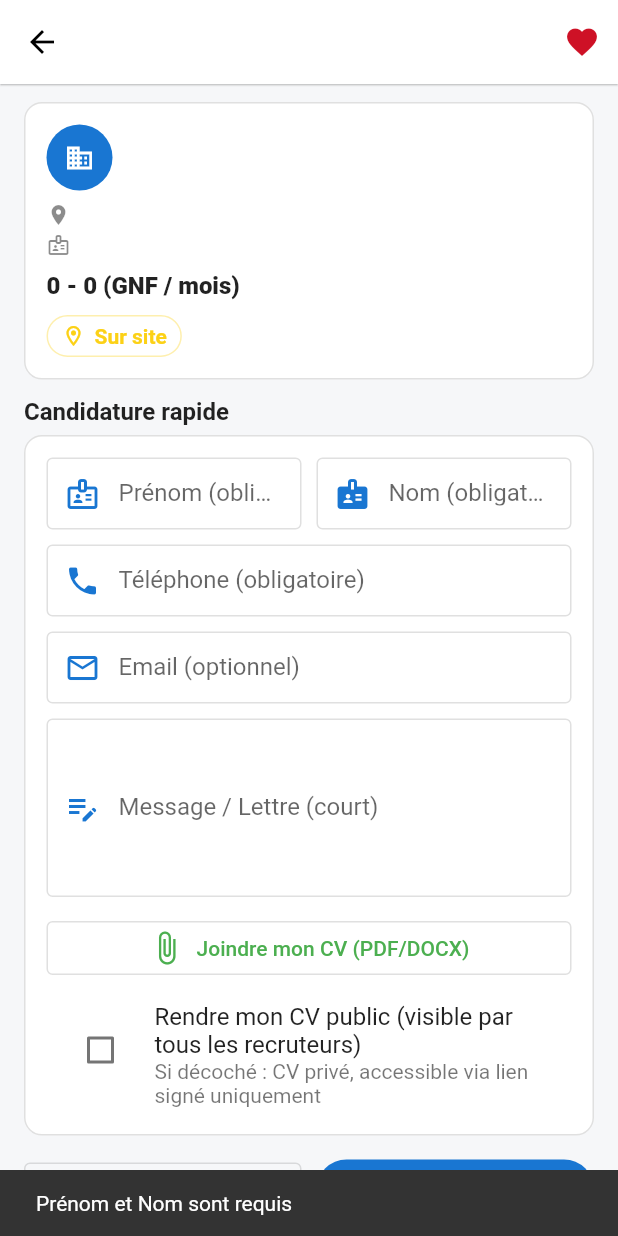
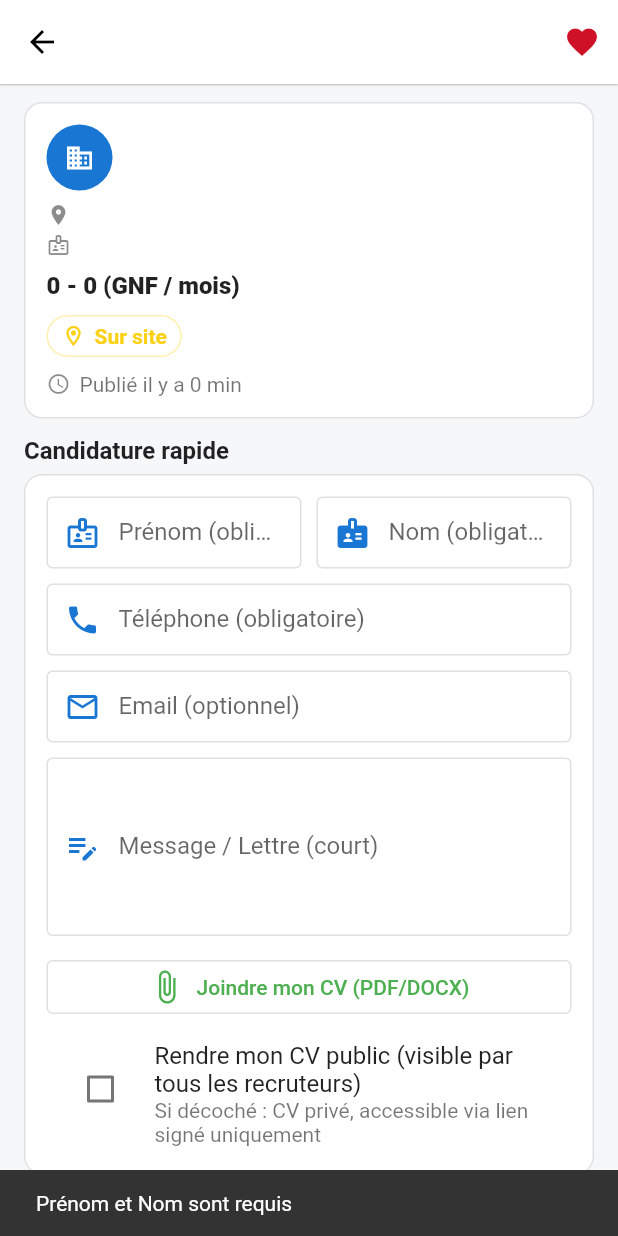
Before and after one commit to camara21/Ma-Guin-e, a Flutter app: the JobDetailPage screen opened directly with empty values, after a tap on "Postuler", on a phone screen of 412 x 824 dp. Run offline on Flutter 3.47's test engine with Material 3 defaults, Android fonts, the phone set to English and light mode, and no system bars; our stand-ins replace country_picker, file_picker, firebase_core, firebase_messaging, flutter_local_notifications, flutter_map and 12 more; missing offline and left inert: mobile_scanner, realtime_client; accounts and stored records are empty; network calls fail; Roboto replaces fonts that are missing (Montserrat).

Commit message:
Mise à jour complète : nouvelles pages, messages, providers et services

```diff
--- a/ma_guinee/lib/pages/jobs/job_detail_page.dart
+++ b/ma_guinee/lib/pages/jobs/job_detail_page.dart
@@ -1,14 +1,14 @@
 // lib/pages/jobs/job_detail_page.dart
 import 'dart:typed_data';
+import 'package:file_picker/file_picker.dart';
 import 'package:flutter/material.dart';
-import 'package:file_picker/file_picker.dart';
 import 'package:supabase_flutter/supabase_flutter.dart';
 import 'package:url_launcher/url_launcher.dart';
 
 import '../../services/jobs_service.dart';
 
 /// ───────────────────────────────────────────────────────────────────
-/// Séparateur milliers avec des points : 1.000 / 25.000 / 1.250.000
+/// 1) Helpers formats
 String _fmtMontant(dynamic v) {
   if (v == null) return '';
   final n = (v is num) ? v : num.tryParse(v.toString());
@@ -23,6 +23,20 @@ String _fmtMontant(dynamic v) {
   }
   return out.toString().split('').reversed.join();
 }
+
+String _relativeFromIso(String? iso) {
+  if (iso == null || iso.isEmpty) return '';
+  try {
+    final d = DateTime.parse(iso).toLocal();
+    final diff = DateTime.now().toLocal().difference(d);
+    if (diff.inMinutes < 60) return 'Publié il y a ${diff.inMinutes} min';
+    if (diff.inHours < 24) return 'Publié il y a ${diff.inHours} h';
+    if (diff.inDays < 7) return 'Publié il y a ${diff.inDays} j';
+    return 'Publié le ${d.day.toString().padLeft(2, '0')}/${d.month.toString().padLeft(2, '0')}/${d.year}';
+  } catch (_) {
+    return '';
+  }
+}
 /// ───────────────────────────────────────────────────────────────────
 
 class JobDetailPage extends StatefulWidget {
@@ -35,19 +49,18 @@ class JobDetailPage extends StatefulWidget {
 
 class _JobDetailPageState extends State<JobDetailPage> {
   // 🎨 Palette
-  static const kBlue   = Color(0xFF1976D2);
-  static const kBg     = Color(0xFFF6F7F9);
-  static const kRed    = Color(0xFFCE1126);
+  static const kBlue = Color(0xFF1976D2);
+  static const kBg = Color(0xFFF6F7F9);
+  static const kRed = Color(0xFFCE1126);
   static const kYellow = Color(0xFFFCD116);
-  static const kGreen  = Color(0xFF009460);
+  static const kGreen = Color(0xFF009460);
 
   final _svc = JobsService();
-  final _sb  = Supabase.instance.client;
+  final _sb = Supabase.instance.client;
 
   Map<String, dynamic>? job;
   Map<String, dynamic>? employer;
   bool _loading = true;
-  bool _posting = false;
 
   // ⭐ Favori
   bool _isFavorite = false;
@@ -55,16 +68,17 @@ class _JobDetailPageState extends State<JobDetailPage> {
 
   // 👤 Infos candidat
   final _firstNameCtrl = TextEditingController();
-  final _lastNameCtrl  = TextEditingController();
-  final _phoneCtrl     = TextEditingController();
-  final _emailCtrl     = TextEditingController();
-  final _letterCtrl    = TextEditingController();
+  final _lastNameCtrl = TextEditingController();
+  final _phoneCtrl = TextEditingController();
+  final _emailCtrl = TextEditingController();
+  final _letterCtrl = TextEditingController();
 
   // 📎 CV (état local)
   String? _cvBucket; // 'cvs' (privé) ou 'cvs_public' (public)
-  String? _cvPath;   // chemin interne 'uid/ts_nom.ext'
-  String? _cvName;   // nom d’origine pour affichage
-  bool _cvPublic = false; // choix de l’utilisateur
+  String? _cvPath; // chemin interne 'uid/ts_nom.ext'
+  String? _cvName; // nom d’origine pour affichage
+  bool _cvPublic = false; // choix utilisateur
+  bool _posting = false;
 
   void _toast(String msg) =>
       ScaffoldMessenger.of(context).showSnackBar(SnackBar(content: Text(msg)));
@@ -100,18 +114,25 @@ class _JobDetailPageState extends State<JobDetailPage> {
         emp = await _svc.employeur(empId.toString());
       }
 
-      final fav = await _svc.sb
-          .from('emplois_enregistres')
-          .select('emploi_id')
-          .eq('emploi_id', widget.jobId)
-          .maybeSingle();
+      bool fav = false;
+      final uid = _sb.auth.currentUser?.id;
+      if (uid != null) {
+        // ✅ table officielle des favoris
+        final f = await _svc.sb
+            .from('emplois_favoris')
+            .select('emploi_id')
+            .eq('utilisateur_id', uid)
+            .eq('emploi_id', widget.jobId)
+            .maybeSingle();
+        fav = f != null;
+      }
 
       if (!mounted) return;
       setState(() {
-        job         = j == null ? null : Map<String, dynamic>.from(j as Map);
-        employer    = emp;
-        _isFavorite = fav != null;
-        _loading    = false;
+        job = j == null ? null : Map<String, dynamic>.from(j as Map);
+        employer = emp;
+        _isFavorite = fav;
+        _loading = false;
       });
     } catch (_) {
       if (!mounted) return;
@@ -120,16 +141,32 @@ class _JobDetailPageState extends State<JobDetailPage> {
     }
   }
 
+  // ✅ Toggle favori directement sur public.emplois_favoris
   Future<void> _toggleFavorite() async {
     if (_togglingFav) return;
+    final uid = _sb.auth.currentUser?.id;
+    if (uid == null) {
+      _toast('Connectez-vous pour gérer vos favoris.');
+      return;
+    }
     setState(() => _togglingFav = true);
     try {
-      await _svc.toggleFavori(widget.jobId, !_isFavorite);
-      if (!mounted) return;
-      setState(() => _isFavorite = !_isFavorite);
-      _toast(_isFavorite ? 'Ajouté aux favoris' : 'Retiré des favoris');
+      if (_isFavorite) {
+        await _sb.from('emplois_favoris').delete().match({
+          'utilisateur_id': uid,
+          'emploi_id': widget.jobId,
+        });
+        if (mounted) setState(() => _isFavorite = false);
+        _toast('Retiré des favoris');
+      } else {
+        await _sb.from('emplois_favoris').insert({
+          'utilisateur_id': uid,
+          'emploi_id': widget.jobId,
+        });
+        if (mounted) setState(() => _isFavorite = true);
+        _toast('Ajouté aux favoris');
+      }
     } catch (e) {
-      if (!mounted) return;
       _toast('Action impossible : $e');
     } finally {
       if (mounted) setState(() => _togglingFav = false);
@@ -141,13 +178,12 @@ class _JobDetailPageState extends State<JobDetailPage> {
       labelText: label,
       prefixIcon: Icon(icon, color: kBlue),
       border: const OutlineInputBorder(),
-      focusedBorder: const OutlineInputBorder(
-        borderSide: BorderSide(color: kBlue, width: 2),
-      ),
-      enabledBorder: const OutlineInputBorder(
-        borderSide: BorderSide(color: Colors.black12),
-      ),
-      contentPadding: const EdgeInsets.symmetric(horizontal: 12, vertical: 12),
+      focusedBorder:
+          const OutlineInputBorder(borderSide: BorderSide(color: kBlue, width: 2)),
+      enabledBorder:
+          const OutlineInputBorder(borderSide: BorderSide(color: Colors.black12)),
+      contentPadding:
+          const EdgeInsets.symmetric(horizontal: 12, vertical: 12),
     );
   }
 
@@ -182,12 +218,11 @@ class _JobDetailPageState extends State<JobDetailPage> {
     try {
       final userId = _sb.auth.currentUser?.id ?? 'anonymous';
       final safeName = _sanitizeFileName(file.name);
-      final path = '$userId/${DateTime.now().millisecondsSinceEpoch}_$safeName';
+      final path =
+          '$userId/${DateTime.now().millisecondsSinceEpoch}_$safeName';
       final targetBucket = _cvPublic ? 'cvs_public' : 'cvs';
 
-      await _sb.storage
-          .from(targetBucket)
-          .uploadBinary(
+      await _sb.storage.from(targetBucket).uploadBinary(
             path,
             bytes,
             fileOptions: FileOptions(
@@ -199,9 +234,9 @@ class _JobDetailPageState extends State<JobDetailPage> {
 
       if (!mounted) return;
       setState(() {
-        _cvName   = file.name;
+        _cvName = file.name;
         _cvBucket = targetBucket;
-        _cvPath   = path;
+        _cvPath = path;
       });
       _toast(_cvPublic ? 'CV public ajouté ✅' : 'CV ajouté (privé) ✅');
     } catch (e) {
@@ -219,7 +254,8 @@ class _JobDetailPageState extends State<JobDetailPage> {
       } else {
         url = await _sb.storage.from('cvs').createSignedUrl(_cvPath!, 300);
       }
-      final ok = await launchUrl(Uri.parse(url), mode: LaunchMode.externalApplication);
+      final ok = await launchUrl(Uri.parse(url),
+          mode: LaunchMode.externalApplication);
       if (!ok) _toast('Impossible d’ouvrir le CV.');
     } catch (_) {
       _toast('Aperçu du CV indisponible.');
@@ -259,9 +295,9 @@ class _JobDetailPageState extends State<JobDetailPage> {
     }
 
     final prenom = _firstNameCtrl.text.trim();
-    final nom    = _lastNameCtrl.text.trim();
-    final phone  = _phoneCtrl.text.trim();
-    final email  = _emailCtrl.text.trim();
+    final nom = _lastNameCtrl.text.trim();
+    final phone = _phoneCtrl.text.trim();
+    final email = _emailCtrl.text.trim();
     final lettre = _letterCtrl.text.trim();
 
     if (prenom.isEmpty || nom.isEmpty) {
@@ -277,7 +313,6 @@ class _JobDetailPageState extends State<JobDetailPage> {
       return;
     }
 
-    // Valeur à stocker en DB : URL publique si bucket public ; sinon PATH privé
     final String cvValue = (_cvBucket == 'cvs_public')
         ? _sb.storage.from('cvs_public').getPublicUrl(_cvPath!)
         : _cvPath!;
@@ -285,15 +320,15 @@ class _JobDetailPageState extends State<JobDetailPage> {
     setState(() => _posting = true);
     try {
       await _svc.sb.from('candidatures').insert({
-        'emploi_id'   : widget.jobId,
-        'candidat'    : user.id,
-        'candidat_id' : user.id,
-        'prenom'      : prenom,
-        'nom'         : nom,
-        'telephone'   : phone,
+        'emploi_id': widget.jobId,
+        'candidat': user.id, // compat historic
+        'candidat_id': user.id,
+        'prenom': prenom,
+        'nom': nom,
+        'telephone': phone,
         if (email.isNotEmpty) 'email': email,
         if (lettre.isNotEmpty) 'lettre': lettre,
-        'cv_url'      : cvValue,
+        'cv_url': cvValue,
         'cv_is_public': _cvBucket == 'cvs_public',
       });
 
@@ -301,12 +336,11 @@ class _JobDetailPageState extends State<JobDetailPage> {
       _toast('Candidature envoyée ✅');
       Navigator.pop(context);
     } catch (e) {
-      // Interception claire si contrainte unique (déjà postulé)
       final msg = e.toString();
       final isUniqueViolation =
           (e is PostgrestException && e.code == '23505') ||
-          msg.contains('23505') ||
-          msg.contains('candidatures_emploi_id_candidat_key');
+              msg.contains('23505') ||
+              msg.contains('candidatures_emploi_id_candidat_key');
 
       if (isUniqueViolation) {
         _toast('Vous avez déjà postulé à cette offre.');
@@ -321,25 +355,31 @@ class _JobDetailPageState extends State<JobDetailPage> {
   @override
   Widget build(BuildContext context) {
     if (_loading) {
-      return const Scaffold(body: Center(child: CircularProgressIndicator()));
+      return const Scaffold(
+          body: Center(child: CircularProgressIndicator()));
     }
     if (job == null) {
       return const Scaffold(body: Center(child: Text('Offre introuvable')));
     }
 
-    final title          = (job!['titre'] ?? 'Offre').toString();
-    final ville          = (job!['ville'] ?? '').toString();
-    final commune        = (job!['commune'] ?? '').toString();
-    final typeContrat    = (job!['type_contrat'] ?? '').toString();
-    final teletravail    = job!['teletravail'] == true;
+    final title = (job!['titre'] ?? 'Offre').toString();
+    final ville = (job!['ville'] ?? '').toString();
+    final commune = (job!['commune'] ?? '').toString();
+    final typeContrat = (job!['type_contrat'] ?? '').toString();
+    final teletravail = job!['teletravail'] == true;
 
-    final salMin         = job!['salaire_min_gnf'];
-    final salMax         = job!['salaire_max_gnf'];
+    final salMin = job!['salaire_min_gnf'];
+    final salMax = job!['salaire_max_gnf'];
     final periodeSalaire = (job!['periode_salaire'] ?? '').toString();
+    final publieAt = (job!['cree_le'] ??
+            job!['created_at'] ??
+            job!['creeLe'] ??
+            job!['createdAt'])
+        ?.toString();
 
-    final description    = (job!['description'] ?? '').toString();
-    final exigences      = (job!['exigences'] ?? '').toString();
-    final avantages      = (job!['avantages'] ?? '').toString();
+    final description = (job!['description'] ?? '').toString();
+    final exigences = (job!['exigences'] ?? '').toString();
+    final avantages = (job!['avantages'] ?? '').toString();
 
     String salaireStr() {
       if (salMin != null) {
@@ -352,7 +392,8 @@ class _JobDetailPageState extends State<JobDetailPage> {
       return 'Salaire : à négocier';
     }
 
-    final logoUrl = (employer?['logo_url'] as String?) ?? (employer?['logo'] as String?);
+    final logoUrl =
+        (employer?['logo_url'] as String?) ?? (employer?['logo'] as String?);
 
     return Scaffold(
       backgroundColor: kBg,
@@ -385,12 +426,14 @@ class _JobDetailPageState extends State<JobDetailPage> {
                   Row(
                     children: [
                       if (logoUrl != null && logoUrl.trim().isNotEmpty)
-                        CircleAvatar(radius: 22, backgroundImage: NetworkImage(logoUrl))
+                        CircleAvatar(
+                            radius: 22, backgroundImage: NetworkImage(logoUrl))
                       else
                         const CircleAvatar(
                           radius: 22,
                           backgroundColor: kBlue,
-                          child: Icon(Icons.business, color: Colors.white, size: 20),
+                          child:
+                              Icon(Icons.business, color: Colors.white, size: 20),
                         ),
                       const SizedBox(width: 12),
                       Expanded(
@@ -398,7 +441,8 @@ class _JobDetailPageState extends State<JobDetailPage> {
                           (employer?['nom'] ?? 'Employeur').toString(),
                           maxLines: 1,
                           overflow: TextOverflow.ellipsis,
-                          style: const TextStyle(fontWeight: FontWeight.w700, fontSize: 16),
+                          style: const TextStyle(
+                              fontWeight: FontWeight.w700, fontSize: 16),
                         ),
                       ),
                     ],
@@ -406,7 +450,7 @@ class _JobDetailPageState extends State<JobDetailPage> {
                   const SizedBox(height: 8),
                   Row(
                     children: [
-                      Icon(Icons.place, size: 16, color: Colors.black45),
+                      const Icon(Icons.place, size: 16, color: Colors.black45),
                       const SizedBox(width: 6),
                       Expanded(
                         child: Text(
@@ -419,7 +463,8 @@ class _JobDetailPageState extends State<JobDetailPage> {
                   const SizedBox(height: 4),
                   Row(
                     children: [
-                      Icon(Icons.badge_outlined, size: 16, color: Colors.black45),
+                      const Icon(Icons.badge_outlined,
+                          size: 16, color: Colors.black45),
                       const SizedBox(width: 6),
                       Text(
                         typeContrat.toUpperCase(),
@@ -430,22 +475,50 @@ class _JobDetailPageState extends State<JobDetailPage> {
                   const SizedBox(height: 10),
                   Text(
                     salaireStr(),
-                    style: const TextStyle(fontSize: 16, fontWeight: FontWeight.w800),
+                    style: const TextStyle(
+                        fontSize: 16, fontWeight: FontWeight.w800),
                   ),
                   const SizedBox(height: 10),
                   Wrap(
-                    spacing: 8, runSpacing: 6,
+                    spacing: 8,
+                    runSpacing: 6,
                     children: [
                       if (teletravail)
-                        const _ChipInfo(text: 'Télétravail', color: kGreen, icon: Icons.home_work_outlined),
+                        const _ChipInfo(
+                            text: 'Télétravail',
+                            color: kGreen,
+                            icon: Icons.home_work_outlined),
                       if (!teletravail)
-                        const _ChipInfo(text: 'Sur site', color: kYellow, icon: Icons.location_on_outlined),
-                      if (employer?['telephone'] != null && (employer!['telephone'] as String).isNotEmpty)
-                        _MiniPill(icon: Icons.phone, text: employer!['telephone'].toString()),
-                      if (employer?['email'] != null && (employer!['email'] as String).isNotEmpty)
-                        _MiniPill(icon: Icons.email_outlined, text: employer!['email'].toString()),
+                        const _ChipInfo(
+                            text: 'Sur site',
+                            color: kYellow,
+                            icon: Icons.location_on_outlined),
+                      if (employer?['telephone'] != null &&
+                          (employer!['telephone'] as String).isNotEmpty)
+                        _MiniPill(
+                            icon: Icons.phone,
+                            text: employer!['telephone'].toString()),
+                      if (employer?['email'] != null &&
+                          (employer!['email'] as String).isNotEmpty)
+                        _MiniPill(
+                            icon: Icons.email_outlined,
+                            text: employer!['email'].toString()),
                     ],
                   ),
+                  if (publieAt != null && publieAt.isNotEmpty) ...[
+                    const SizedBox(height: 10),
+                    Row(
+                      children: [
+                        const Icon(Icons.schedule,
+                            size: 16, color: Colors.black45),
+                        const SizedBox(width: 6),
+                        Text(
+                          _relativeFromIso(publieAt),
+                          style: const TextStyle(color: Colors.black54),
+                        ),
+                      ],
+                    ),
+                  ],
                 ],
               ),
             ),
@@ -484,7 +557,8 @@ class _JobDetailPageState extends State<JobDetailPage> {
                         child: TextField(
                           controller: _firstNameCtrl,
                           textCapitalization: TextCapitalization.words,
-                          decoration: _dec('Prénom (obligatoire)', Icons.badge_outlined),
+                          decoration:
+                              _dec('Prénom (obligatoire)', Icons.badge_outlined),
                         ),
                       ),
                       const SizedBox(width: 10),
@@ -513,7 +587,8 @@ class _JobDetailPageState extends State<JobDetailPage> {
                   TextField(
                     controller: _letterCtrl,
                     maxLines: 5,
-                    decoration: _dec('Message / Lettre (court)', Icons.edit_note_outlined),
+                    decoration:
+                        _dec('Message / Lettre (court)', Icons.edit_note_outlined),
                   ),
                   const SizedBox(height: 10),
 
@@ -534,7 +609,8 @@ class _JobDetailPageState extends State<JobDetailPage> {
                   if (_cvPath != null) ...[
                     const SizedBox(height: 8),
                     Container(
-                      padding: const EdgeInsets.symmetric(horizontal: 12, vertical: 10),
+                      padding: const EdgeInsets.symmetric(
+                          horizontal: 12, vertical: 10),
                       decoration: BoxDecoration(
                         color: Colors.white,
                         border: Border.all(color: Colors.black12),
@@ -542,14 +618,17 @@ class _JobDetailPageState extends State<JobDetailPage> {
                       ),
                       child: Row(
                         children: [
-                          Icon(Icons.attachment, color: _cvBucket == 'cvs_public' ? kGreen : Colors.black54),
+                          Icon(Icons.attachment,
+                              color:
+                                  _cvBucket == 'cvs_public' ? kGreen : Colors.black54),
                           const SizedBox(width: 8),
                           Expanded(
                             child: Text(
                               _cvName ?? 'cv',
                               maxLines: 1,
                               overflow: TextOverflow.ellipsis,
-                              style: const TextStyle(fontWeight: FontWeight.w600),
+                              style:
+                                  const TextStyle(fontWeight: FontWeight.w600),
                             ),
                           ),
                           IconButton(
@@ -574,8 +653,10 @@ class _JobDetailPageState extends State<JobDetailPage> {
                         ? (v) => setState(() => _cvPublic = v ?? false)
                         : null, // désactivée si un CV est déjà uploadé
                     controlAffinity: ListTileControlAffinity.leading,
-                    title: const Text('Rendre mon CV public (visible par tous les recruteurs)'),
-                    subtitle: const Text('Si décoché : CV privé, accessible via lien signé uniquement'),
+                    title: const Text(
+                        'Rendre mon CV public (visible par tous les recruteurs)'),
+                    subtitle: const Text(
+                        'Si décoché : CV privé, accessible via lien signé uniquement'),
                   ),
                 ],
               ),
@@ -591,7 +672,8 @@ class _JobDetailPageState extends State<JobDetailPage> {
                       _isFavorite ? Icons.favorite : Icons.favorite_border,
                       color: _isFavorite ? kRed : Colors.black87,
                     ),
-                    label: Text(_isFavorite ? 'Retirer des favoris' : 'Ajouter aux favoris'),
+                    label: Text(
+                        _isFavorite ? 'Retirer des favoris' : 'Ajouter aux favoris'),
                   ),
                 ),
                 const SizedBox(width: 10),
@@ -600,14 +682,18 @@ class _JobDetailPageState extends State<JobDetailPage> {
                     style: FilledButton.styleFrom(
                       backgroundColor: kBlue,
                       foregroundColor: Colors.white,
-                      padding: const EdgeInsets.symmetric(vertical: 12),
-                      textStyle: const TextStyle(fontWeight: FontWeight.w600),
+                      padding:
+                          const EdgeInsets.symmetric(vertical: 12),
+                      textStyle:
+                          const TextStyle(fontWeight: FontWeight.w600),
                     ),
                     onPressed: _posting ? null : _submit,
                     child: _posting
                         ? const SizedBox(
-                            height: 18, width: 18,
-                            child: CircularProgressIndicator(strokeWidth: 2, color: Colors.white),
+                            height: 18,
+                            width: 18,
+                            child: CircularProgressIndicator(
+                                strokeWidth: 2, color: Colors.white),
                           )
                         : const Text('Postuler'),
                   ),
@@ -654,14 +740,18 @@ class _SectionTitle extends StatelessWidget {
       padding: const EdgeInsets.only(bottom: 6),
       child: Text(
         text,
-        style: Theme.of(context).textTheme.titleMedium?.copyWith(fontWeight: FontWeight.w700),
+        style: Theme.of(context)
+            .textTheme
+            .titleMedium
+            ?.copyWith(fontWeight: FontWeight.w700),
       ),
     );
   }
 }
 
 class _ChipInfo extends StatelessWidget {
-  const _ChipInfo({required this.text, required this.color, required this.icon});
+  const _ChipInfo(
+      {required this.text, required this.color, required this.icon});
   final String text;
   final Color color;
   final IconData icon;
@@ -670,7 +760,8 @@ class _ChipInfo extends StatelessWidget {
   Widget build(BuildContext context) {
     return Material(
       color: Colors.white,
-      shape: StadiumBorder(side: BorderSide(color: color.withOpacity(.35))),
+      shape:
+          StadiumBorder(side: BorderSide(color: color.withOpacity(.35))),
       child: Padding(
         padding: const EdgeInsets.symmetric(horizontal: 10, vertical: 6),
         child: Row(
@@ -678,7 +769,9 @@ class _ChipInfo extends StatelessWidget {
           children: [
             Icon(icon, size: 16, color: color),
             const SizedBox(width: 6),
-            Text(text, style: TextStyle(color: color, fontWeight: FontWeight.w600)),
+            Text(text,
+                style:
+                    TextStyle(color: color, fontWeight: FontWeight.w600)),
           ],
         ),
       ),
@@ -695,7 +788,8 @@ class _MiniPill extends StatelessWidget {
   Widget build(BuildContext context) {
     return Material(
       color: Colors.white,
-      shape: const StadiumBorder(side: BorderSide(color: Colors.black12)),
+      shape:
+          const StadiumBorder(side: BorderSide(color: Colors.black12)),
       child: Padding(
         padding: const EdgeInsets.symmetric(horizontal: 8, vertical: 4),
         child: Row(
```
